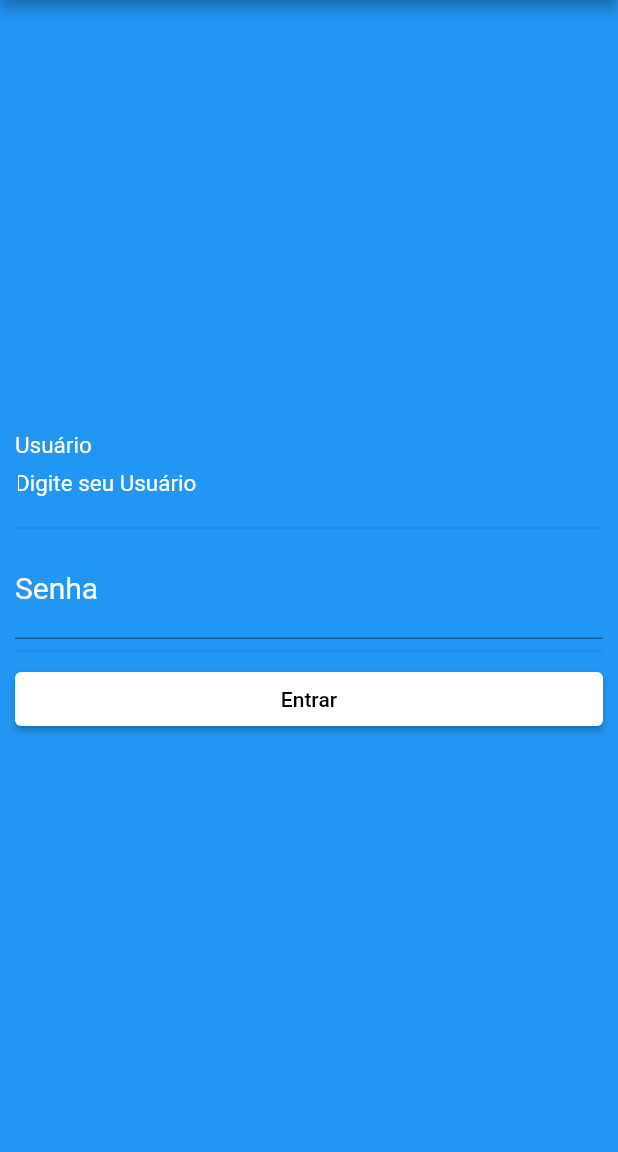
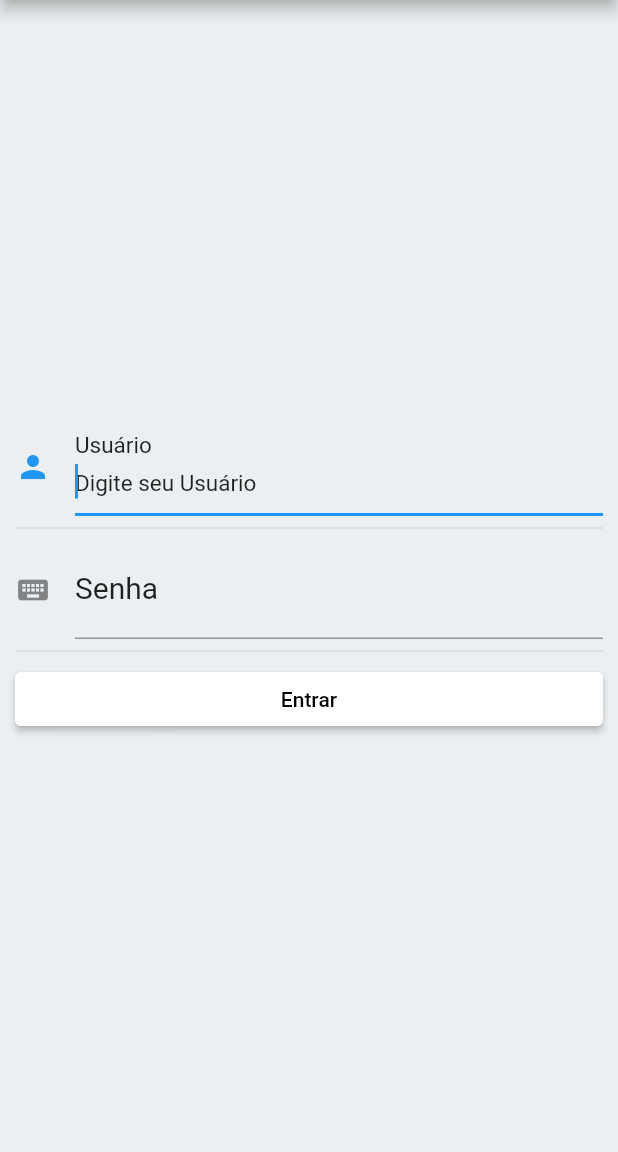
Before and after one commit to leandrocode/ProgramacaoDispositivosMoveis, a Flutter app: the screen it shows after launch, on a phone screen of 412 x 824 dp, the part 84-1236 px from its top. Run offline on Flutter 3.47's test engine with Material 2 defaults, Android fonts, the phone set to English and light mode, and no system bars; missing offline and left inert: dart:html.

Commit message:
tela  2 - formulario
criado tela de formulario com 4 campos, sem validação

```diff
--- a/AndroidApp/login_app/login_app/lib/login.dart
+++ b/AndroidApp/login_app/login_app/lib/login.dart
@@ -1,4 +1,5 @@
 import 'package:flutter/material.dart';
+import 'package:login_app/address_form.dart';
 
 class Login extends StatefulWidget {
   const Login({Key? key}) : super(key: key);
@@ -12,12 +13,13 @@ class _LoginState extends State<Login> {
   Widget build(BuildContext context) {
     return Scaffold(
       appBar: AppBar(
+        automaticallyImplyLeading: false,
         title: const Text(
           'Login',
           textDirection: TextDirection.ltr,
         ),
       ),
-      backgroundColor: Colors.blue,
+      backgroundColor: Colors.blueGrey[50],
       body: Padding(
         padding: EdgeInsets.all(10),
         child: Center(
@@ -28,12 +30,13 @@ class _LoginState extends State<Login> {
               TextFormField(
                 autofocus: true,
                 keyboardType: TextInputType.text,
-                style: new TextStyle(color: Colors.white, fontSize: 20),
+                style: new TextStyle(color: Colors.black87, fontSize: 20),
                 decoration: InputDecoration(
+                  icon: new Icon(Icons.person),
                   labelText: 'Usuário',
                   hintText: 'Digite seu Usuário',
-                  hintStyle: TextStyle(color: Colors.white, fontSize: 15),
-                  labelStyle: TextStyle(color: Colors.white),
+                  hintStyle: TextStyle(color: Colors.black87, fontSize: 15),
+                  labelStyle: TextStyle(color: Colors.black87),
                 ),
               ),
               Divider(),
@@ -41,17 +44,21 @@ class _LoginState extends State<Login> {
                 autofocus: true,
                 obscureText: true,
                 keyboardType: TextInputType.number,
-                style: new TextStyle(color: Colors.white, fontSize: 20),
+                style: new TextStyle(color: Colors.black87, fontSize: 20),
                 decoration: InputDecoration(
+                  icon: new Icon(Icons.keyboard),
                   labelText: 'Senha',
-                  labelStyle: TextStyle(color: Colors.white),
+                  labelStyle: TextStyle(color: Colors.black87),
                 ),
               ),
               Divider(),
               ButtonTheme(
                 height: 60.0,
                 child: ElevatedButton(
-                  onPressed: () => {},
+                  onPressed: () => {
+                    Navigator.of(context).push(
+                        MaterialPageRoute(builder: (context) => AddressForm())),
+                  },
                   style: ButtonStyle(
                     backgroundColor:
                         MaterialStateProperty.all<Color>(Colors.white),
```
Also changed, not shown: AndroidApp/login_app/login_app/lib/address_form.dart (+74 -1 lines).
